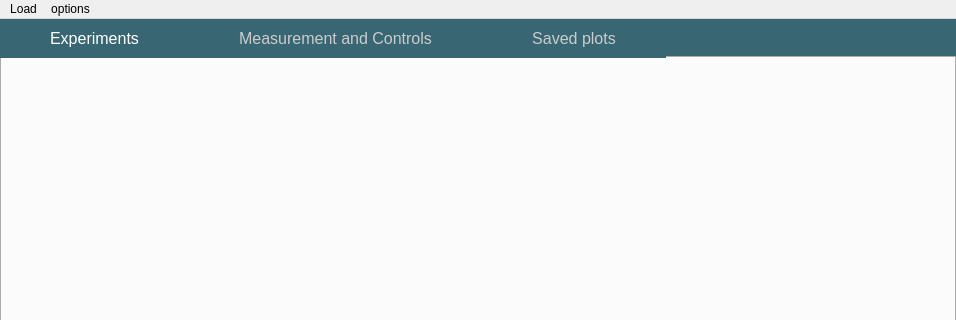
Old version of the form templates/layoutNew.ui in the repository csparkresearch/ExpEYES17-Qt; both pictures show x 0 to 956 and y 0 to 320 of the 956 by 641 pixel window.
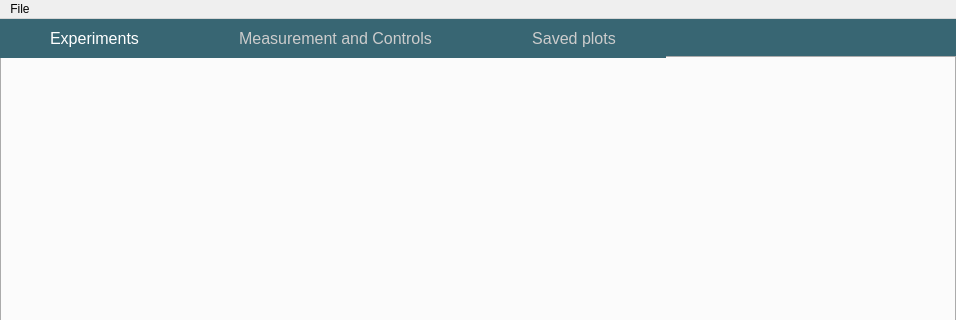
New version of the form. Icons and pictures are not drawn.

Commit message: add default value option to SINE,SQR1,PV1,PV2 widgets make subcategories for experiment menus. Test and Measurement, electrical ..

Patch:
```diff
--- a/templates/layoutNew.ui
+++ b/templates/layoutNew.ui
@@ -197,18 +197,12 @@
      <height>25</height>
     </rect>
    </property>
-   <widget class="QMenu" name="menuLoad">
-    <property name="title">
-     <string>Load</string>
-    </property>
-   </widget>
    <widget class="QMenu" name="menuOptions">
     <property name="title">
-     <string>options</string>
+     <string>File</string>
     </property>
     <addaction name="actionSave"/>
    </widget>
-   <addaction name="menuLoad"/>
    <addaction name="menuOptions"/>
   </widget>
   <action name="actionSave">
```
The commit also changes 4 other files.
